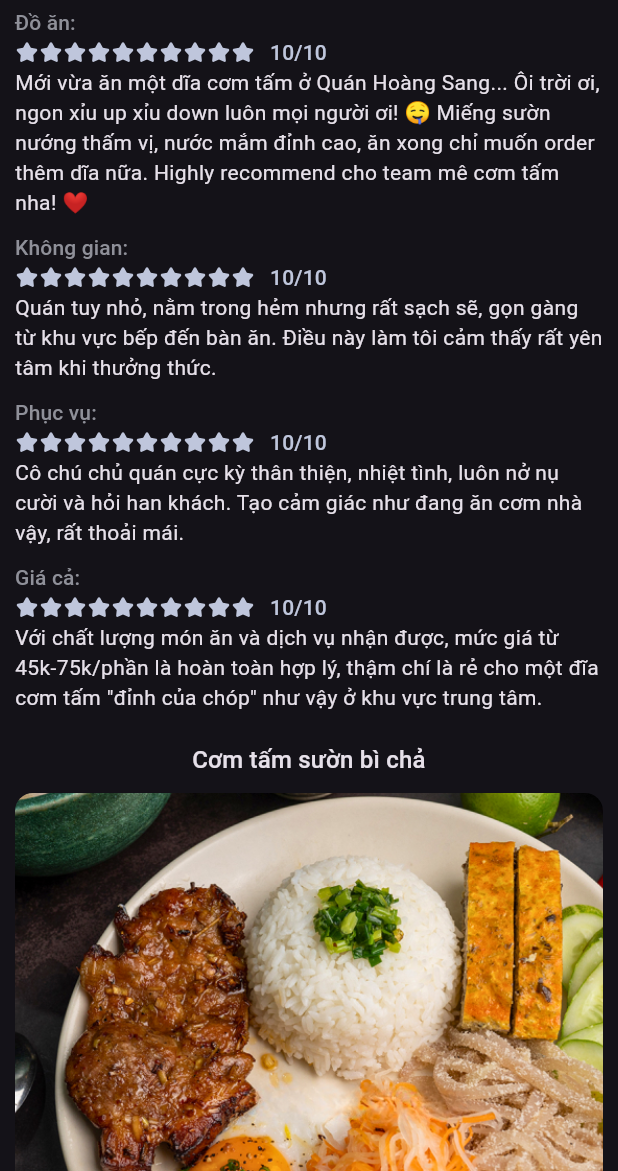
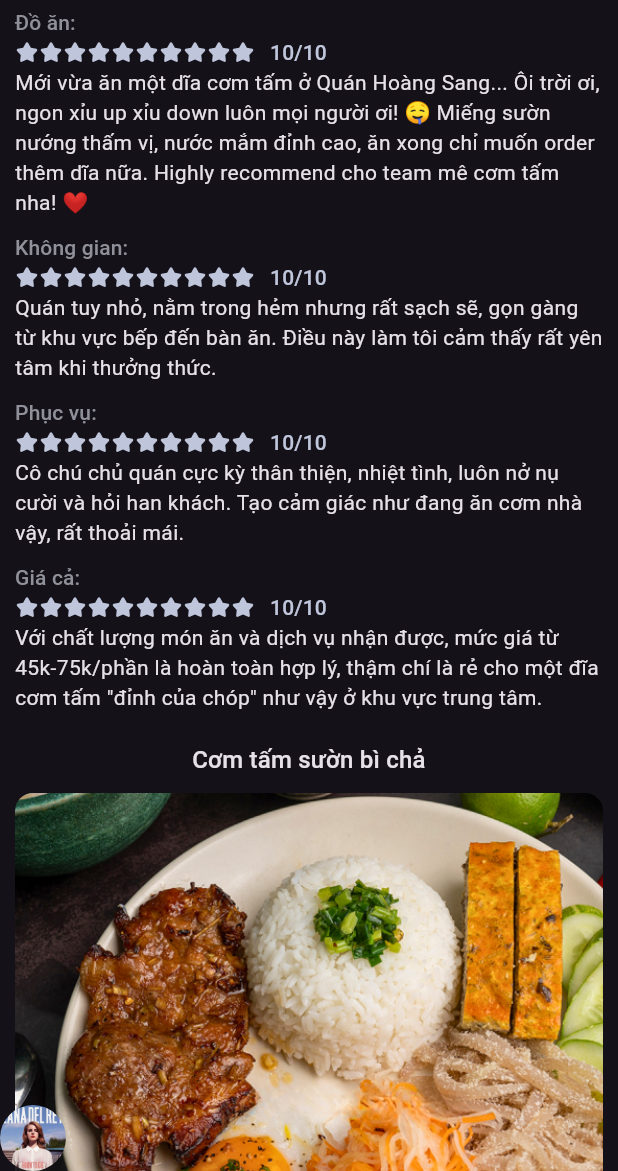
Before and after one commit to danhdelrey/dishlocal, a Flutter app: the PostDetailPage screen opened by its route, on a phone screen of 412 x 824 dp, the part 65-1236 px from its top. Run offline on Flutter 3.47's test engine with Material 3 defaults, Android fonts, the phone set to English and light mode, and no system bars; our stand-ins replace badges, bloc, flutter_svg, go_router; Roboto replaces fonts that are missing (SFProDisplay).

Commit message:
Update post_detail_page.dart

```diff
--- a/lib/ui/features/view_post/view/post_detail_page.dart
+++ b/lib/ui/features/view_post/view/post_detail_page.dart
@@ -16,7 +16,31 @@ class PostDetailPage extends StatelessWidget {
   Widget build(BuildContext context) {
     return Scaffold(
       body: SafeArea(
-        child: SingleChildScrollView(
+        child: Stack(
+          children: [
+            _buildMainContent(context),
+            const Align(
+              alignment: Alignment.bottomCenter,
+              child: Row(
+                children: [
+                  CroppedImage(
+                    borderRadius: 1000,
+                    path: 'assets/images/Lana.jpg',
+                    width: 44,
+                    height: 44,
+                  ),
+
+                ],
+              ),
+            ),
+          ],
+        ),
+      ),
+    );
+  }
+
+  SingleChildScrollView _buildMainContent(BuildContext context) {
+    return SingleChildScrollView(
       child: Column(
         crossAxisAlignment: CrossAxisAlignment.start,
         children: [
@@ -54,11 +78,9 @@ class PostDetailPage extends StatelessWidget {
                                 .textTheme
                                 .labelLarge!
                                 .copyWith(
-                                      color:
-                                          Theme.of(context).colorScheme.primary,
+                                  color: Theme.of(context).colorScheme.primary,
                                 ),
-                                recognizer: TapGestureRecognizer()
-                                  ..onTap = () {},
+                            recognizer: TapGestureRecognizer()..onTap = () {},
                           )
                         ],
                       ),
@@ -254,8 +276,6 @@ class PostDetailPage extends StatelessWidget {
           const CommentSection(),
         ],
       ),
-        ),
-      ),
     );
   }
 }
```
Lines whose indentation alone changed are shown as unchanged.
